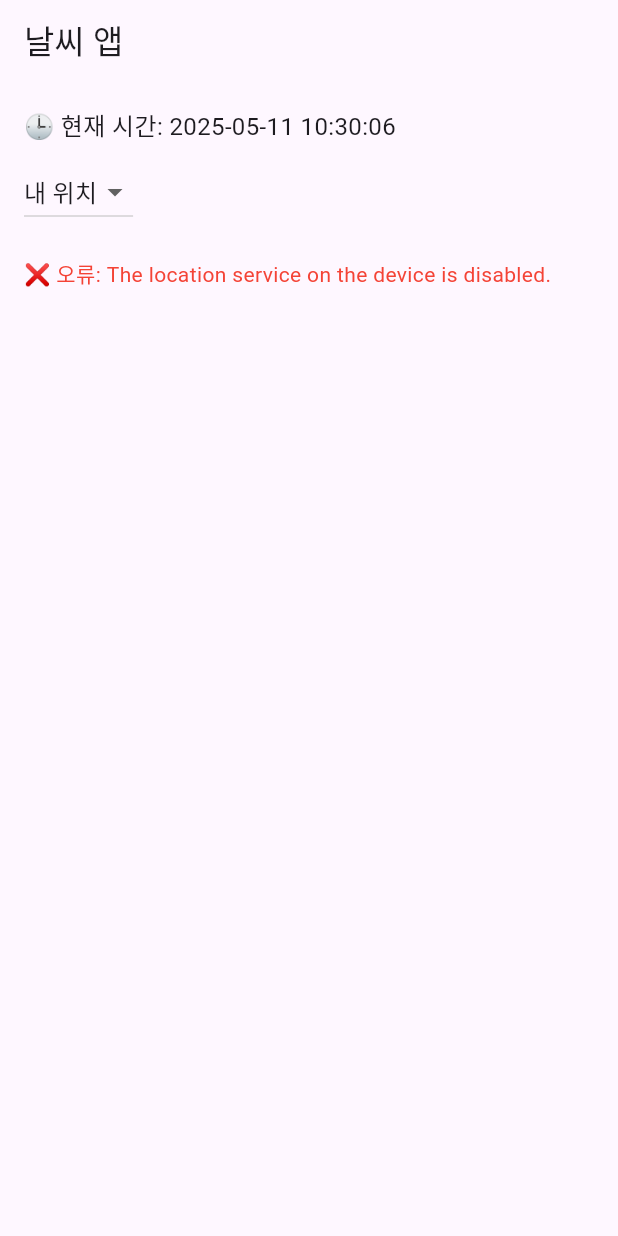
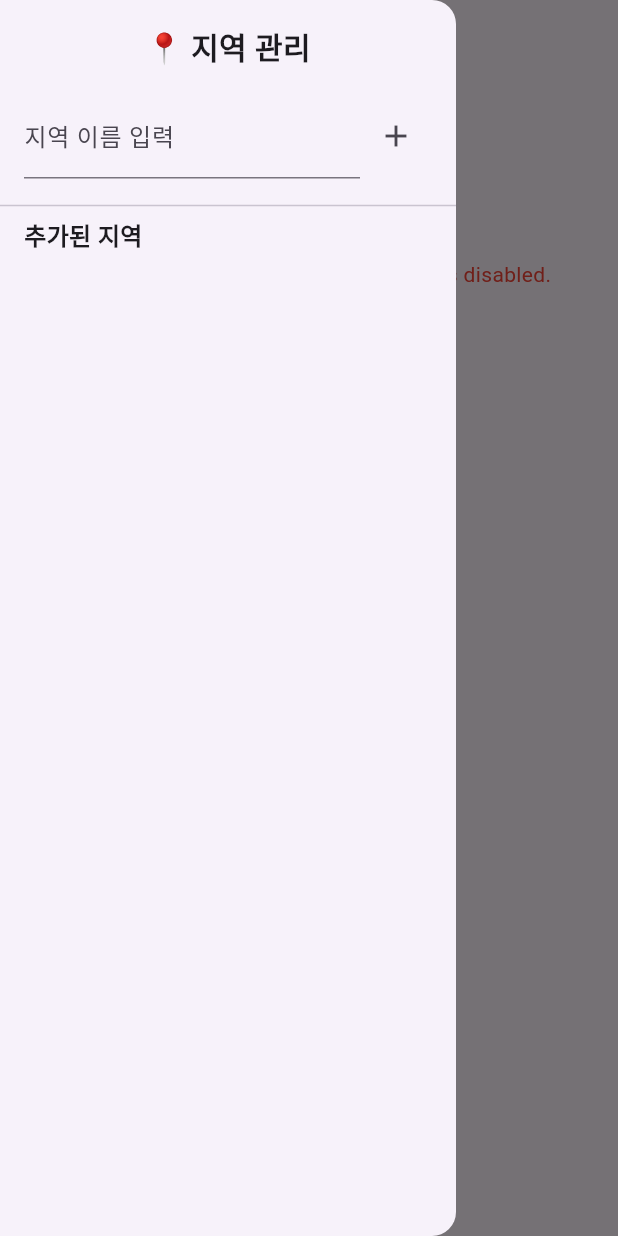
Before and after one commit to izuna69/weather, a Flutter app: the screen it shows after launch, with the side drawer open (before the commit the screen has no drawer), on a phone screen of 412 x 824 dp. Run offline on Flutter 3.47's test engine with Material 3 defaults, Android fonts, the light colour scheme and no system bars; our stand-ins replace geolocator, permission_handler.

Commit message:
2025-17-11 사이드바추가

```diff
--- /dev/null
+++ b/lib/drawer_menu.dart
@@ -0,0 +1,96 @@
+import 'package:flutter/material.dart';
+
+class DrawerMenu extends StatefulWidget {
+  final List<String> savedRegions;
+  final Function(String) onRegionSelected;
+  final Function(String) onRegionAdded;
+
+  const DrawerMenu({
+    super.key,
+    required this.savedRegions,
+    required this.onRegionSelected,
+    required this.onRegionAdded,
+  });
+
+  @override
+  State<DrawerMenu> createState() => _DrawerMenuState();
+}
+
+class _DrawerMenuState extends State<DrawerMenu> {
+  final TextEditingController _controller = TextEditingController();
+
+  void _handleAddRegion() {
+    final input = _controller.text.trim();
+    if (input.isNotEmpty && !widget.savedRegions.contains(input)) {
+      widget.onRegionAdded(input);
+      _controller.clear();
+    }
+  }
+
+  @override
+  Widget build(BuildContext context) {
+    return Drawer(
+      child: SafeArea(
+        child: Column(
+          children: [
+            const Padding(
+              padding: EdgeInsets.all(16),
+              child: Text(
+                '📍 지역 관리',
+                style: TextStyle(fontSize: 20, fontWeight: FontWeight.bold),
+              ),
+            ),
+            Padding(
+              padding: const EdgeInsets.symmetric(horizontal: 16),
+              child: Row(
+                children: [
+                  Expanded(
+                    child: TextField(
+                      controller: _controller,
+                      decoration: const InputDecoration(
+                        labelText: '지역 이름 입력',
+                        hintText: '예: 서울, 부산...',
+                      ),
+                    ),
+                  ),
+                  IconButton(
+                    icon: const Icon(Icons.add),
+                    onPressed: _handleAddRegion,
+                  )
+                ],
+              ),
+            ),
+            const SizedBox(height: 10),
+            const Divider(),
+            const Padding(
+              padding: EdgeInsets.symmetric(horizontal: 16),
+              child: Align(
+                alignment: Alignment.centerLeft,
+                child: Text(
+                  '추가된 지역',
+                  style: TextStyle(fontSize: 16, fontWeight: FontWeight.bold),
+                ),
+              ),
+            ),
+            Expanded(
+              child: ListView.builder(
+                itemCount: widget.savedRegions.length,
+                itemBuilder: (context, index) {
+                  final region = widget.savedRegions[index];
+                  return ListTile(
+                    title: Text(region),
+                    leading: const Icon(Icons.location_on),
+                    onTap: () {
+                      widget.onRegionSelected(region);
+                      Navigator.pop(context); // 드로어 닫기
+                    },
+                  );
+                },
+              ),
+            ),
+          ],
+        ),
+      ),
+    );
+  }
+}
--- a/lib/main.dart
+++ b/lib/main.dart
@@ -6,6 +6,7 @@
 import 'weather_service.dart';
 import 'convert_to_grid.dart';
 import 'dust_service.dart';
+import 'drawer_menu.dart'; // ✅ 새로 만든 Drawer 파일
 
 void main() {
   runApp(const WeatherApp());
@@ -27,7 +28,7 @@
   State<WeatherHomePage> createState() => _WeatherHomePageState();
 }
 
-class _WeatherHomePageState extends State<WeatherHomePage> {
+class _WeatherHomePageState extends State<WeatherHomePage> with SingleTickerProviderStateMixin {
   String temperature = '';
   String humidity = '';
   String pm10 = '';
@@ -37,7 +38,15 @@
   String errorMessage = '';
   String currentTime = '';
   String selectedRegion = '내 위치';
+
+  List<String> savedRegions = [];
+
   Timer? _timer;
+  bool weatherVisible = false;
+  bool errorVisible = false;
+
+  late AnimationController _controller;
+  late Animation<Offset> _slideAnimation;
 
   final Map<String, Map<String, int>> regionGridMap = {
     '내 위치': {},
@@ -56,11 +65,22 @@
     super.initState();
     fetchAllData();
     _timer = Timer.periodic(const Duration(seconds: 1), (_) => updateTime());
+
+    _controller = AnimationController(
+      vsync: this,
+      duration: const Duration(milliseconds: 500),
+    );
+
+    _slideAnimation = Tween<Offset>(
+      begin: const Offset(0, 0.2),
+      end: Offset.zero,
+    ).animate(CurvedAnimation(parent: _controller, curve: Curves.easeOut));
   }
 
   @override
   void dispose() {
     _timer?.cancel();
+    _controller.dispose();
     super.dispose();
   }
 
@@ -81,6 +101,8 @@
       skyState = '';
       ptyState = '';
       errorMessage = '';
+      weatherVisible = false;
+      errorVisible = false;
     });
 
     try {
@@ -95,7 +117,8 @@
         ny = grid['ny']!;
         sido = '서울';
       } else {
-        final coords = regionGridMap[selectedRegion]!;
+        final coords = regionGridMap[selectedRegion];
+        if (coords == null) throw Exception('해당 지역은 지원되지 않습니다.');
         nx = coords['nx']!;
         ny = coords['ny']!;
         sido = selectedRegion;
@@ -111,10 +134,35 @@
         ptyState = getPtyText(weather['pty'] ?? '');
         pm10 = dust['pm10']!;
         pm25 = dust['pm25']!;
+        weatherVisible = true;
+        _controller.forward(from: 0);
       });
     } catch (e) {
       setState(() {
         errorMessage = e.toString();
+        errorVisible = true;
+      });
+    }
+  }
+
+  void onRegionAdded(String region) {
+    if (!savedRegions.contains(region)) {
+      setState(() {
+        savedRegions.add(region);
+      });
+    }
+  }
+
+  void onRegionSelected(String region) {
+    if (regionGridMap.containsKey(region)) {
+      setState(() {
+        selectedRegion = region;
+      });
+      fetchAllData();
+    } else {
+      setState(() {
+        errorMessage = '지원되지 않는 지역입니다: $region';
+        errorVisible = true;
       });
     }
   }
@@ -156,6 +204,11 @@
   Widget build(BuildContext context) {
     return Scaffold(
       appBar: AppBar(title: const Text('날씨 앱')),
+      drawer: DrawerMenu(
+        savedRegions: savedRegions,
+        onRegionAdded: onRegionAdded,
+        onRegionSelected: onRegionSelected,
+      ),
       body: Padding(
         padding: const EdgeInsets.all(16),
         child: Column(
@@ -176,10 +229,13 @@
               }).toList(),
             ),
             const SizedBox(height: 20),
-            if (errorMessage.isNotEmpty)
+            if (errorVisible)
               Text('❌ 오류: $errorMessage', style: const TextStyle(color: Colors.red)),
-            if (temperature.isNotEmpty && humidity.isNotEmpty)
-              Column(
+            const SizedBox(height: 10),
+            if (weatherVisible)
+              SlideTransition(
+                position: _slideAnimation,
+                child: Column(
                   crossAxisAlignment: CrossAxisAlignment.start,
                   children: [
                     buildInfoRow(Icons.thermostat, '기온', temperature, ' °C'),
@@ -190,6 +246,7 @@
                     buildInfoRow(Icons.cloud_circle, '초미세먼지 (PM2.5)', pm25, ' ㎍/㎥'),
                   ],
                 ),
+              ),
           ],
         ),
       ),
```
Also changed, not shown: pubspec.lock. Lines whose indentation alone changed are shown as unchanged.
